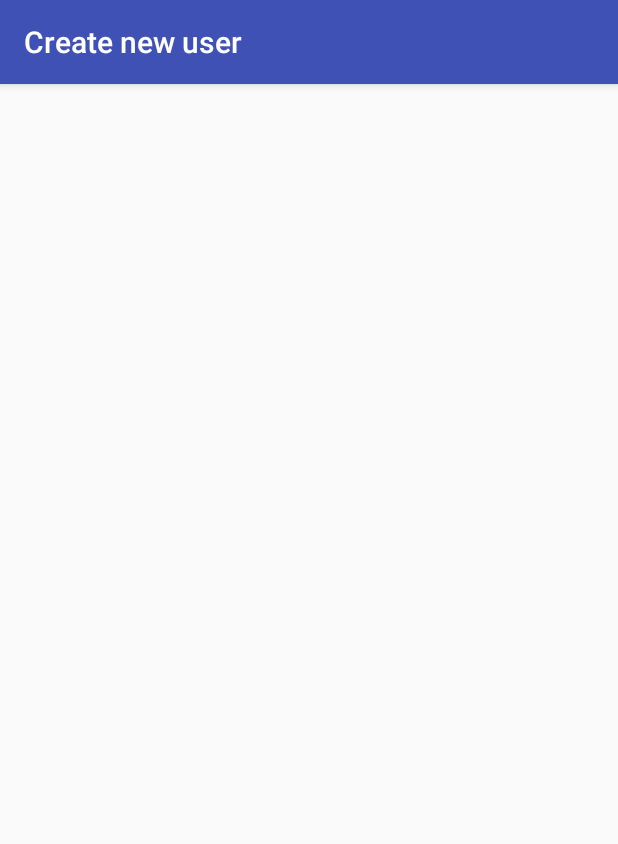
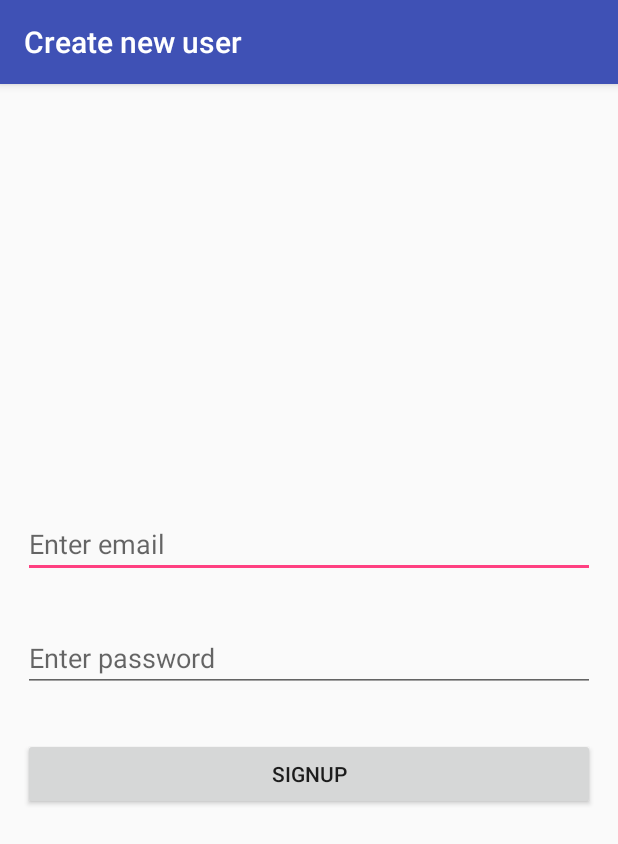
Before and after one commit to jibauch94/BirdWatcher, an Android app: the CreateUserActivity screen opened directly, with no data from a screen before it, on a phone screen of 412 x 824 dp. Shown: the top 844 px of the screen. Run offline under Robolectric (Android 15) with nearby library versions, the phone set to English and light mode, and no system bars; our stand-ins replace Firebase (no records; nobody signed in at launch, a user with empty details on screens opened directly).

Commit message:
you can now create a user with the app

```diff
--- a/app/src/main/AndroidManifest.xml
+++ b/app/src/main/AndroidManifest.xml
@@ -1,6 +1,8 @@
 <?xml version="1.0" encoding="utf-8"?>
 <manifest xmlns:android="http://schemas.android.com/apk/res/android"
     package="com.example.jibba.birdwatcher">
+
+    <uses-permission android:name="android.permission.INTERNET"/>
 
     <application
         android:allowBackup="true"
--- a/app/src/main/java/com/example/jibba/birdwatcher/CreateUserActivity.java
+++ b/app/src/main/java/com/example/jibba/birdwatcher/CreateUserActivity.java
@@ -1,13 +1,102 @@
 package com.example.jibba.birdwatcher;
 
+import android.app.ProgressDialog;
+import android.content.Intent;
+import android.support.annotation.NonNull;
 import android.support.v7.app.AppCompatActivity;
 import android.os.Bundle;
+import android.text.TextUtils;
+import android.view.View;
+import android.widget.Button;
+import android.widget.EditText;
+import android.widget.Toast;
 
-public class CreateUserActivity extends AppCompatActivity {
+import com.google.android.gms.tasks.OnCompleteListener;
+import com.google.android.gms.tasks.Task;
+import com.google.firebase.auth.AuthResult;
+import com.google.firebase.auth.FirebaseAuth;
+
+public class CreateUserActivity extends AppCompatActivity implements View.OnClickListener {
+
+    //defining view objects
+    private EditText editTextEmail;
+    private EditText editTextPassword;
+    private Button buttonSignup;
+    private ProgressDialog progressDialog;
+
+
+    //defining firebaseauth object
+    private FirebaseAuth firebaseAuth;
 
     @Override
     protected void onCreate(Bundle savedInstanceState) {
         super.onCreate(savedInstanceState);
         setContentView(R.layout.activity_create_user);
+
+        //initializing firebase auth object
+        firebaseAuth = FirebaseAuth.getInstance();
+
+        //initializing views
+        editTextEmail = (EditText) findViewById(R.id.editTextEmail);
+        editTextPassword = (EditText) findViewById(R.id.editTextPassword);
+
+        buttonSignup = (Button) findViewById(R.id.buttonSignup);
+
+        progressDialog = new ProgressDialog(this);
+
+        //attaching listener to button
+        buttonSignup.setOnClickListener(this);
+    }
+
+    private void registerUser(){
+
+        //getting email and password from edit texts
+        String email = editTextEmail.getText().toString().trim();
+        String password  = editTextPassword.getText().toString().trim();
+
+        //checking if email and passwords are empty
+        if(TextUtils.isEmpty(email)){
+            Toast.makeText(this,"Please enter email",Toast.LENGTH_LONG).show();
+            return;
+        }
+
+        if(TextUtils.isEmpty(password)){
+            Toast.makeText(this,"Please enter password",Toast.LENGTH_LONG).show();
+            return;
+        }
+
+        //if the email and password are not empty
+        //displaying a progress dialog
+
+        progressDialog.setMessage("Registering Please Wait...");
+        progressDialog.show();
+
+        //creating a new user
+        firebaseAuth.createUserWithEmailAndPassword(email, password)
+                .addOnCompleteListener(this, new OnCompleteListener<AuthResult>() {
+                    @Override
+                    public void onComplete(@NonNull Task<AuthResult> task) {
+                        //checking if success
+                        if(task.isSuccessful()){
+                            //display some message here
+                            Toast.makeText(CreateUserActivity.this,"Successfully registered",Toast.LENGTH_LONG).show();
+                            Intent myPageIntent = new Intent(CreateUserActivity.this, MyPageActivity.class);
+                            startActivity(myPageIntent);
+                        }else{
+                            //display some message here
+                            Toast.makeText(CreateUserActivity.this,"Registration Error, try again",Toast.LENGTH_LONG).show();
+                        }
+                        progressDialog.dismiss();
+                    }
+                });
+
+    }
+
+    @Override
+    public void onClick(View view) {
+        //calling register method on click
+        registerUser();
+
+
     }
 }
--- a/app/src/main/res/layout/activity_create_user.xml
+++ b/app/src/main/res/layout/activity_create_user.xml
@@ -1,9 +1,40 @@
 <?xml version="1.0" encoding="utf-8"?>
-<android.support.constraint.ConstraintLayout xmlns:android="http://schemas.android.com/apk/res/android"
-    xmlns:app="http://schemas.android.com/apk/res-auto"
+<RelativeLayout xmlns:android="http://schemas.android.com/apk/res/android"
     xmlns:tools="http://schemas.android.com/tools"
     android:layout_width="match_parent"
     android:layout_height="match_parent"
+    android:orientation="vertical"
     tools:context="com.example.jibba.birdwatcher.CreateUserActivity">
 
-</android.support.constraint.ConstraintLayout>
+    <LinearLayout
+        android:layout_centerVertical="true"
+        android:layout_width="match_parent"
+        android:layout_height="wrap_content"
+        android:orientation="vertical">
+
+        <EditText
+            android:id="@+id/editTextEmail"
+            android:layout_width="match_parent"
+            android:layout_height="wrap_content"
+            android:layout_margin="15dp"
+            android:hint="Enter email"
+            android:inputType="textEmailAddress" />
+
+        <EditText
+            android:id="@+id/editTextPassword"
+            android:layout_width="match_parent"
+            android:layout_height="wrap_content"
+            android:layout_margin="15dp"
+            android:hint="Enter password"
+            android:inputType="textPassword" />
+
+        <Button
+            android:id="@+id/buttonSignup"
+            android:layout_width="match_parent"
+            android:layout_height="wrap_content"
+            android:layout_margin="15dp"
+            android:text="Signup" />
+
+    </LinearLayout>
+
+</RelativeLayout>
--- a/app/src/main/res/layout/activity_main.xml
+++ b/app/src/main/res/layout/activity_main.xml
@@ -19,7 +19,7 @@
         android:layout_alignParentLeft="true"
         android:layout_alignParentRight="true"
         android:layout_alignParentStart="true"
-        android:text="Opret Bruger" />
+        android:text="Sign Up" />
 
     <Button
         android:id="@+id/loginBtn"
```
Also changed, not shown: app/src/main/java/com/example/jibba/birdwatcher/LoginActivity.java (+4 -4 lines).
